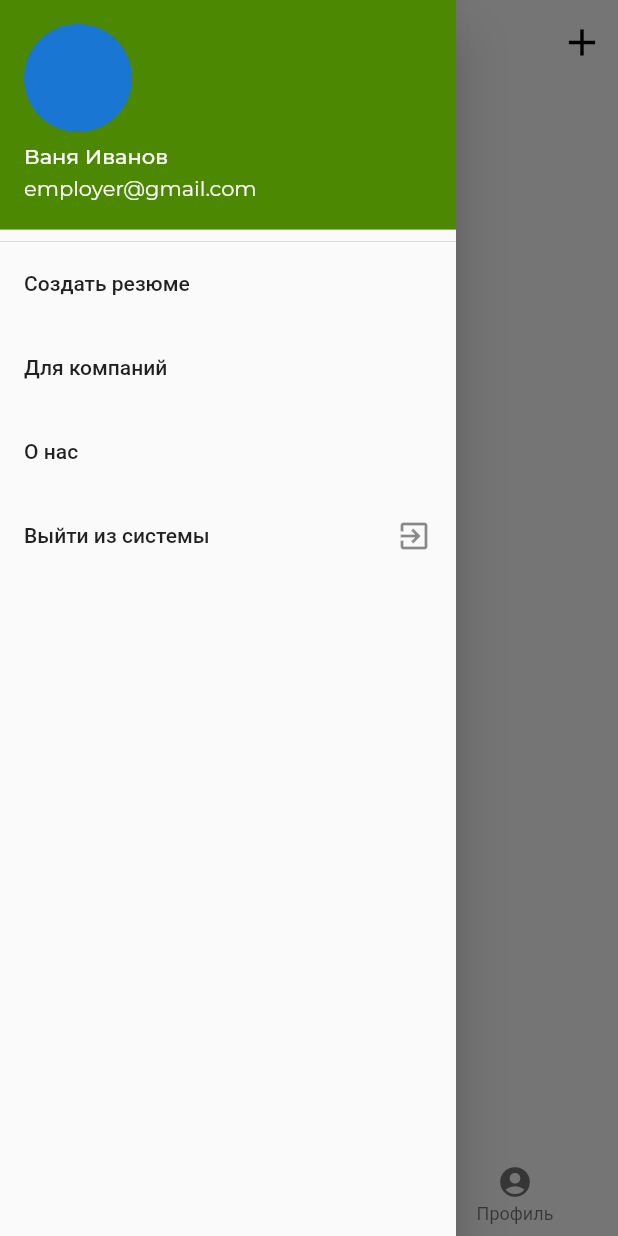
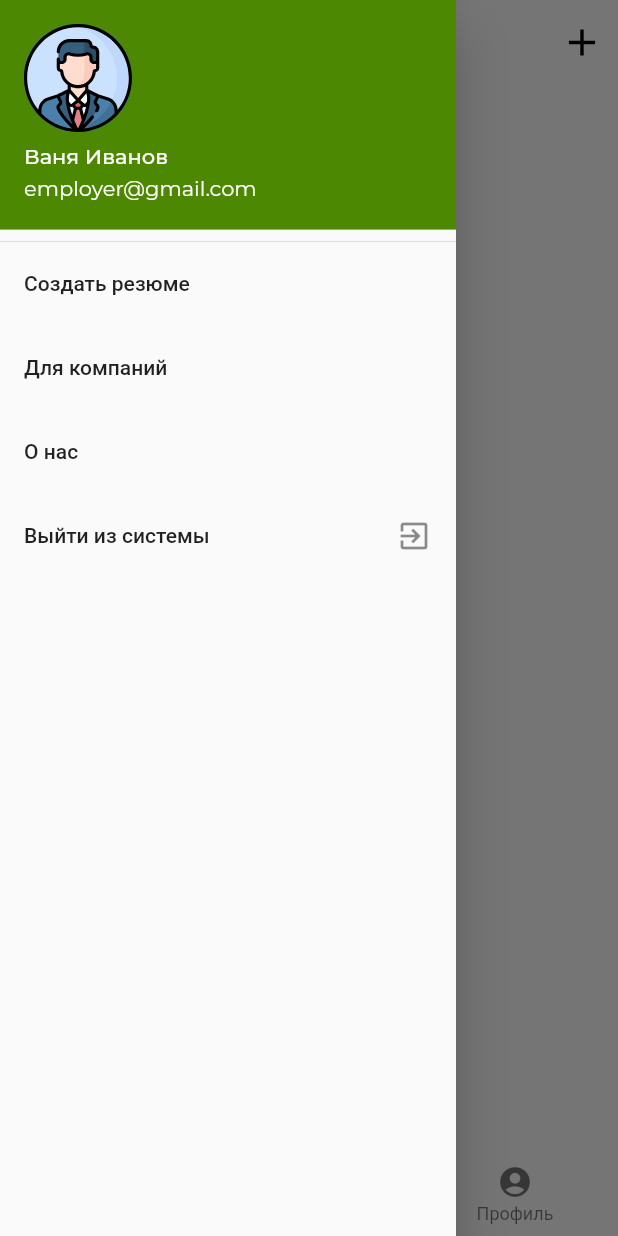
Before and after one commit to Juanr1m/hackaton, a Flutter app: the screen it shows after launch, item 2 of the bottom bar chosen, with the side drawer open, on a phone screen of 412 x 824 dp. Run offline on Flutter 3.47's test engine with Material 2 defaults, Android fonts, the phone set to English and light mode, and no system bars; our stand-ins replace flutter_svg, google_fonts.

Commit message:
teper tochno vse

```diff
--- a/lib/screens/home_screen/home_screen.dart
+++ b/lib/screens/home_screen/home_screen.dart
@@ -3,6 +3,7 @@ import 'package:cactus_jobs/screens/messages_screen/messages_screen.dart';
 import 'package:cactus_jobs/screens/profile_screen/profile_screen.dart';
 import 'package:flutter/material.dart';
 import 'package:google_fonts/google_fonts.dart';
+import 'package:flutter_svg/flutter_svg.dart';
 
 import 'components/body.dart';
 
@@ -92,7 +93,9 @@ class _HomePageState extends State<HomePage> {
                   ),
                   accountName: Text('Ваня Иванов',
                       style: GoogleFonts.montserrat(color: Colors.white)),
-                  currentAccountPicture: CircleAvatar()),
+                  currentAccountPicture: CircleAvatar(
+                    child: SvgPicture.asset('assets/profile.svg'),
+                  )),
             ),
             ListTile(
               title: Text('Создать резюме'),
--- a/pubspec.yaml
+++ b/pubspec.yaml
@@ -29,6 +29,7 @@ dependencies:
   # Use with the CupertinoIcons class for iOS style icons.
   cupertino_icons: ^1.0.0
   google_fonts: ^1.1.1
+  flutter_svg: ^0.19.1
 
 dev_dependencies:
   flutter_test:
```
Also changed, not shown: pubspec.lock.
